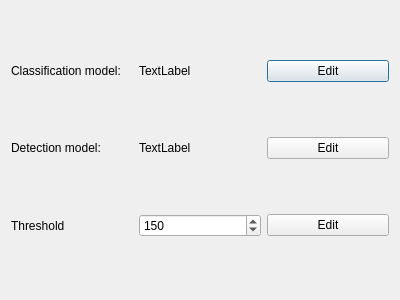
This is design/ui/dialog.ui in donilpro/Car-Numberplate-Recognition as Qt 5 draws it before an edit. The edited form follows.
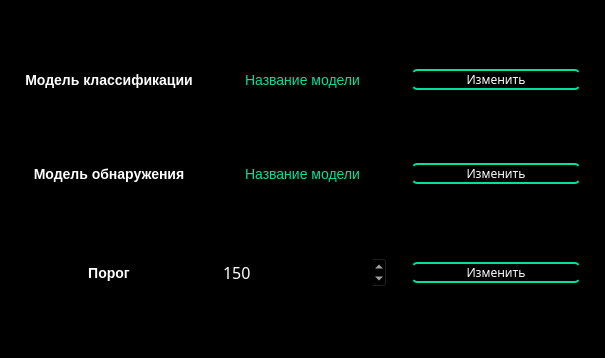
This is the edited form.

Commit message: Add css-styles for dialog window

```diff
--- a/design/ui/dialog.ui
+++ b/design/ui/dialog.ui
@@ -6,65 +6,209 @@
    <rect>
     <x>0</x>
     <y>0</y>
-    <width>400</width>
-    <height>300</height>
+    <width>605</width>
+    <height>358</height>
    </rect>
   </property>
+  <property name="font">
+   <font>
+    <family>Century Gothic</family>
+    <pointsize>12</pointsize>
+   </font>
+  </property>
   <property name="windowTitle">
    <string>Dialog</string>
   </property>
+  <property name="autoFillBackground">
+   <bool>false</bool>
+  </property>
+  <property name="styleSheet">
+   <string notr="true">QDialog {
+	background: #000;
+	min-width: 605px;
+}
+
+QLabel {
+	color: #fff;
+	font-size: 14px;
+}
+
+#label, #label_2, #label_5 {
+	font-weight: 700;
+}
+
+#labelClsModel, #labelDetModel {
+	font-weight: 450;
+	color: #00e19d;
+}
+
+#spinBox {
+	background: #000;
+	stroke-width: 3px;
+	stroke: #00C68A;
+	color: #fff;
+}
+
+QPushButton {
+	border-top: 2px solid #00e19d;
+	border-bottom: 2px solid #00e19d;
+
+	border-radius: 5px;
+	background: #000;
+	color: #fff;
+}
+
+QPushButton:hover {
+    background-color: #00e19d; 
+}
+
+QPushButtom:focus {
+    background-color: #00E1B8;
+	border: 3px solid #00E1B8;
+}</string>
+  </property>
   <layout class="QGridLayout" name="gridLayout">
+   <property name="leftMargin">
+    <number>25</number>
+   </property>
+   <property name="rightMargin">
+    <number>25</number>
+   </property>
+   <property name="horizontalSpacing">
+    <number>25</number>
+   </property>
+   <property name="verticalSpacing">
+    <number>15</number>
+   </property>
+   <item row="2" column="2">
+    <widget class="QPushButton" name="pushButton_3">
+     <property name="font">
+      <font>
+       <family>Century Gothic</family>
+      </font>
+     </property>
+     <property name="text">
+      <string>Изменить</string>
+     </property>
+    </widget>
+   </item>
+   <item row="0" column="2">
+    <widget class="QPushButton" name="selectClsModel">
+     <property name="font">
+      <font>
+       <family>Century Gothic</family>
+      </font>
+     </property>
+     <property name="text">
+      <string>Изменить</string>
+     </property>
+    </widget>
+   </item>
    <item row="0" column="0">
     <widget class="QLabel" name="label_2">
+     <property name="font">
+      <font>
+       <pointsize>-1</pointsize>
+       <weight>87</weight>
+       <bold>true</bold>
+      </font>
+     </property>
      <property name="text">
-      <string>Classification model: </string>
+      <string>Модель классификации</string>
+     </property>
+     <property name="scaledContents">
+      <bool>false</bool>
+     </property>
+     <property name="alignment">
+      <set>Qt::AlignCenter</set>
      </property>
     </widget>
    </item>
    <item row="0" column="1">
     <widget class="QLabel" name="labelClsModel">
-     <property name="text">
-      <string>TextLabel</string>
+     <property name="font">
+      <font>
+       <pointsize>-1</pointsize>
+       <weight>56</weight>
+       <bold>false</bold>
+      </font>
      </property>
-    </widget>
-   </item>
-   <item row="0" column="2">
-    <widget class="QPushButton" name="selectClsModel">
      <property name="text">
-      <string>Edit</string>
+      <string>Название модели</string>
      </property>
-    </widget>
-   </item>
-   <item row="1" column="0">
-    <widget class="QLabel" name="label">
-     <property name="text">
-      <string>Detection model:</string>
-     </property>
-    </widget>
-   </item>
-   <item row="1" column="1">
-    <widget class="QLabel" name="labelDetModel">
-     <property name="text">
-      <string>TextLabel</string>
+     <property name="alignment">
+      <set>Qt::AlignCenter</set>
      </property>
     </widget>
    </item>
    <item row="1" column="2">
     <widget class="QPushButton" name="selectDetModel">
+     <property name="font">
+      <font>
+       <family>Century Gothic</family>
+      </font>
+     </property>
      <property name="text">
-      <string>Edit</string>
+      <string>Изменить</string>
      </property>
     </widget>
    </item>
    <item row="2" column="0">
     <widget class="QLabel" name="label_5">
+     <property name="font">
+      <font>
+       <pointsize>-1</pointsize>
+       <weight>87</weight>
+       <bold>true</bold>
+      </font>
+     </property>
      <property name="text">
-      <string>Threshold</string>
+      <string>Порог</string>
+     </property>
+     <property name="alignment">
+      <set>Qt::AlignCenter</set>
+     </property>
+    </widget>
+   </item>
+   <item row="1" column="0">
+    <widget class="QLabel" name="label">
+     <property name="font">
+      <font>
+       <pointsize>-1</pointsize>
+       <weight>87</weight>
+       <bold>true</bold>
+      </font>
+     </property>
+     <property name="text">
+      <string>Модель обнаружения</string>
+     </property>
+     <property name="alignment">
+      <set>Qt::AlignCenter</set>
+     </property>
+    </widget>
+   </item>
+   <item row="1" column="1">
+    <widget class="QLabel" name="labelDetModel">
+     <property name="font">
+      <font>
+       <pointsize>-1</pointsize>
+       <weight>56</weight>
+       <bold>false</bold>
+      </font>
+     </property>
+     <property name="text">
+      <string>Название модели</string>
+     </property>
+     <property name="alignment">
+      <set>Qt::AlignCenter</set>
      </property>
     </widget>
    </item>
    <item row="2" column="1">
     <widget class="QSpinBox" name="spinBox">
+     <property name="alignment">
+      <set>Qt::AlignLeading|Qt::AlignLeft|Qt::AlignVCenter</set>
+     </property>
      <property name="maximum">
       <number>255</number>
      </property>
@@ -73,13 +217,6 @@
      </property>
     </widget>
    </item>
-   <item row="2" column="2">
-    <widget class="QPushButton" name="pushButton_3">
-     <property name="text">
-      <string>Edit</string>
-     </property>
-    </widget>
-   </item>
   </layout>
  </widget>
  <resources/>
```
